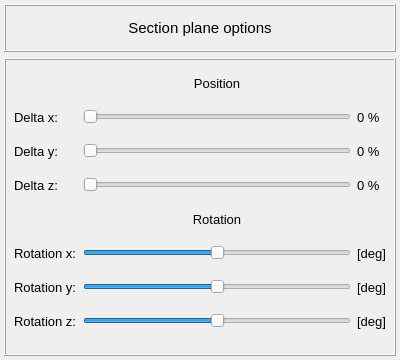
First picture: the form in pulse/interface/data/ui_files/render/cutting_plane_inputs.ui, repository open-pulse/OpenPulse, before the edit.
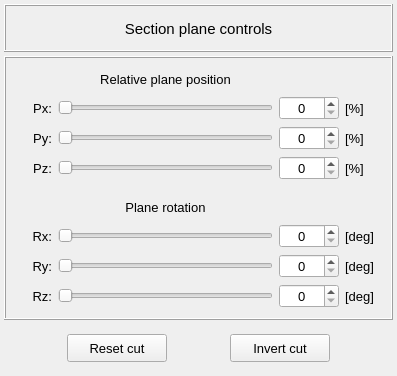
Second picture: the form after the edit.

Commit message: Changes section_plane's ui_file and connects it's methods

Patch:
```diff
--- a/pulse/interface/data/ui_files/render/cutting_plane_inputs.ui
+++ b/pulse/interface/data/ui_files/render/cutting_plane_inputs.ui
@@ -1,27 +1,15 @@
 <?xml version="1.0" encoding="UTF-8"?>
 <ui version="4.0">
- <class>Dialog</class>
- <widget class="QDialog" name="Dialog">
+ <class>Form</class>
+ <widget class="QWidget" name="Form">
   <property name="geometry">
    <rect>
     <x>0</x>
     <y>0</y>
-    <width>400</width>
-    <height>360</height>
+    <width>397</width>
+    <height>364</height>
    </rect>
   </property>
-  <property name="minimumSize">
-   <size>
-    <width>400</width>
-    <height>360</height>
-   </size>
-  </property>
-  <property name="maximumSize">
-   <size>
-    <width>400</width>
-    <height>360</height>
-   </size>
-  </property>
   <property name="windowTitle">
    <string>Dialog</string>
   </property>
@@ -38,93 +26,117 @@
    <property name="bottomMargin">
     <number>4</number>
    </property>
-   <item row="0" column="0">
-    <widget class="QFrame" name="frame">
-     <property name="minimumSize">
-      <size>
-       <width>0</width>
-       <height>48</height>
-      </size>
-     </property>
-     <property name="maximumSize">
-      <size>
-       <width>16777215</width>
-       <height>48</height>
-      </size>
-     </property>
-     <property name="frameShape">
-      <enum>QFrame::Box</enum>
-     </property>
-     <property name="frameShadow">
-      <enum>QFrame::Raised</enum>
-     </property>
-     <layout class="QGridLayout" name="gridLayout_2">
-      <property name="leftMargin">
-       <number>4</number>
-      </property>
-      <property name="topMargin">
-       <number>4</number>
-      </property>
-      <property name="rightMargin">
-       <number>4</number>
-      </property>
-      <property name="bottomMargin">
-       <number>4</number>
-      </property>
       <property name="spacing">
        <number>4</number>
       </property>
       <item row="0" column="0">
-       <widget class="QLabel" name="label">
-        <property name="font">
-         <font>
-          <pointsize>11</pointsize>
-         </font>
-        </property>
-        <property name="text">
-         <string>Section plane options</string>
-        </property>
-        <property name="alignment">
-         <set>Qt::AlignCenter</set>
-        </property>
-       </widget>
-      </item>
-     </layout>
-    </widget>
-   </item>
-   <item row="1" column="0">
     <widget class="QFrame" name="frame_2">
+     <property name="minimumSize">
+      <size>
+       <width>0</width>
+       <height>48</height>
+      </size>
+     </property>
+     <property name="maximumSize">
+      <size>
+       <width>16777215</width>
+       <height>48</height>
+      </size>
+     </property>
      <property name="frameShape">
       <enum>QFrame::Box</enum>
+     </property>
+     <property name="frameShadow">
+      <enum>QFrame::Raised</enum>
+     </property>
+     <layout class="QGridLayout" name="gridLayout_4">
+      <item row="0" column="0">
+       <widget class="QLabel" name="label_15">
+        <property name="minimumSize">
+         <size>
+          <width>0</width>
+          <height>28</height>
+         </size>
+        </property>
+        <property name="maximumSize">
+         <size>
+          <width>16777215</width>
+          <height>28</height>
+         </size>
+        </property>
+        <property name="font">
+         <font>
+          <pointsize>11</pointsize>
+         </font>
+        </property>
+        <property name="text">
+         <string>Section plane controls</string>
+        </property>
+        <property name="alignment">
+         <set>Qt::AlignCenter</set>
+        </property>
+       </widget>
+      </item>
+     </layout>
+    </widget>
+   </item>
+   <item row="1" column="0">
+    <widget class="QFrame" name="frame_4">
+     <property name="frameShape">
+      <enum>QFrame::Box</enum>
+     </property>
+     <property name="frameShadow">
+      <enum>QFrame::Raised</enum>
+     </property>
+     <layout class="QGridLayout" name="gridLayout_6">
+      <property name="leftMargin">
+       <number>4</number>
+      </property>
+      <property name="topMargin">
+       <number>4</number>
+      </property>
+      <property name="rightMargin">
+       <number>4</number>
+      </property>
+      <property name="bottomMargin">
+       <number>4</number>
+      </property>
+      <property name="spacing">
+       <number>4</number>
+      </property>
+      <item row="0" column="0">
+       <widget class="QFrame" name="frame_3">
+        <property name="frameShape">
+         <enum>QFrame::NoFrame</enum>
      </property>
      <property name="frameShadow">
       <enum>QFrame::Raised</enum>
      </property>
      <layout class="QGridLayout" name="gridLayout_3">
       <property name="leftMargin">
-       <number>8</number>
+          <number>6</number>
       </property>
       <property name="topMargin">
-       <number>8</number>
+          <number>6</number>
       </property>
       <property name="rightMargin">
-       <number>8</number>
+          <number>6</number>
       </property>
       <property name="bottomMargin">
-       <number>12</number>
-      </property>
-      <item row="5" column="2">
-       <widget class="QLabel" name="label_rotation_x_value">
+          <number>6</number>
+         </property>
+         <item row="1" column="0">
+          <widget class="QLabel" name="label">
         <property name="minimumSize">
          <size>
-          <width>0</width>
-          <height>26</height>
+             <width>36</width>
+             <height>0</height>
          </size>
         </property>
         <property name="maximumSize">
          <size>
-          <width>16777215</width>
-          <height>26</height>
+             <width>36</width>
+             <height>16777215</height>
          </size>
         </property>
         <property name="font">
@@ -133,46 +145,25 @@
          </font>
         </property>
         <property name="text">
-         <string>[deg]</string>
-        </property>
-       </widget>
-      </item>
-      <item row="6" column="2">
-       <widget class="QLabel" name="label_rotation_y_value">
-        <property name="minimumSize">
-         <size>
-          <width>0</width>
-          <height>26</height>
-         </size>
-        </property>
-        <property name="maximumSize">
-         <size>
-          <width>16777215</width>
-          <height>26</height>
-         </size>
-        </property>
-        <property name="font">
-         <font>
-          <pointsize>10</pointsize>
-         </font>
-        </property>
-        <property name="text">
-         <string>[deg]</string>
-        </property>
-       </widget>
-      </item>
-      <item row="7" column="2">
-       <widget class="QLabel" name="label_rotation_z_value">
+            <string>Px:</string>
+           </property>
+           <property name="alignment">
+            <set>Qt::AlignRight|Qt::AlignTrailing|Qt::AlignVCenter</set>
+           </property>
+          </widget>
+         </item>
+         <item row="1" column="2">
+          <widget class="QSpinBox" name="relative_plane_position_x_spinbox">
         <property name="minimumSize">
          <size>
-          <width>0</width>
-          <height>26</height>
+             <width>60</width>
+             <height>0</height>
          </size>
         </property>
         <property name="maximumSize">
          <size>
-          <width>16777215</width>
-          <height>26</height>
+             <width>60</width>
+             <height>16777215</height>
          </size>
         </property>
         <property name="font">
@@ -180,75 +171,26 @@
           <pointsize>10</pointsize>
          </font>
         </property>
-        <property name="text">
-         <string>[deg]</string>
-        </property>
-       </widget>
-      </item>
-      <item row="6" column="1">
-       <widget class="QSlider" name="slider_rotation_about_y_axis">
-        <property name="minimum">
-         <number>-90</number>
-        </property>
+           <property name="alignment">
+            <set>Qt::AlignCenter</set>
+           </property>
         <property name="maximum">
-         <number>90</number>
-        </property>
-        <property name="orientation">
-         <enum>Qt::Horizontal</enum>
-        </property>
-       </widget>
-      </item>
-      <item row="2" column="1">
-       <widget class="QSlider" name="slider_delta_y">
-        <property name="minimum">
-         <number>0</number>
-        </property>
-        <property name="maximum">
          <number>100</number>
         </property>
-        <property name="orientation">
-         <enum>Qt::Horizontal</enum>
-        </property>
-       </widget>
-      </item>
-      <item row="3" column="1">
-       <widget class="QSlider" name="slider_delta_z">
-        <property name="minimum">
-         <number>0</number>
-        </property>
-        <property name="maximum">
-         <number>100</number>
-        </property>
-        <property name="orientation">
-         <enum>Qt::Horizontal</enum>
-        </property>
-       </widget>
-      </item>
-      <item row="1" column="1">
-       <widget class="QSlider" name="slider_delta_x">
-        <property name="minimum">
-         <number>0</number>
-        </property>
-        <property name="maximum">
-         <number>100</number>
-        </property>
-        <property name="orientation">
-         <enum>Qt::Horizontal</enum>
-        </property>
-       </widget>
-      </item>
-      <item row="2" column="0">
-       <widget class="QLabel" name="label_3">
+          </widget>
+         </item>
+         <item row="3" column="2">
+          <widget class="QSpinBox" name="relative_plane_position_z_spinbox">
         <property name="minimumSize">
          <size>
-          <width>0</width>
-          <height>26</height>
+             <width>60</width>
+             <height>0</height>
          </size>
         </property>
         <property name="maximumSize">
          <size>
-          <width>16777215</width>
-          <height>26</height>
+             <width>60</width>
+             <height>16777215</height>
          </size>
         </property>
         <property name="font">
@@ -256,23 +198,26 @@
           <pointsize>10</pointsize>
          </font>
         </property>
-        <property name="text">
-         <string>Delta y:</string>
-        </property>
-       </widget>
-      </item>
-      <item row="3" column="0">
+           <property name="alignment">
+            <set>Qt::AlignCenter</set>
+           </property>
+           <property name="maximum">
+            <number>100</number>
+           </property>
+          </widget>
+         </item>
+         <item row="1" column="3">
        <widget class="QLabel" name="label_4">
         <property name="minimumSize">
          <size>
-          <width>0</width>
-          <height>26</height>
+             <width>36</width>
+             <height>0</height>
          </size>
         </property>
         <property name="maximumSize">
          <size>
-          <width>16777215</width>
-          <height>26</height>
+             <width>36</width>
+             <height>16777215</height>
          </size>
         </property>
         <property name="font">
@@ -281,22 +226,96 @@
          </font>
         </property>
         <property name="text">
-         <string>Delta z:</string>
+            <string>[%]</string>
         </property>
        </widget>
       </item>
-      <item row="1" column="0">
+         <item row="2" column="0">
        <widget class="QLabel" name="label_2">
         <property name="minimumSize">
          <size>
+             <width>36</width>
+             <height>0</height>
+            </size>
+           </property>
+           <property name="maximumSize">
+            <size>
+             <width>36</width>
+             <height>16777215</height>
+            </size>
+           </property>
+           <property name="font">
+            <font>
+             <pointsize>10</pointsize>
+            </font>
+           </property>
+           <property name="text">
+            <string>Py:</string>
+           </property>
+           <property name="alignment">
+            <set>Qt::AlignRight|Qt::AlignTrailing|Qt::AlignVCenter</set>
+           </property>
+          </widget>
+         </item>
+         <item row="2" column="1">
+          <widget class="QSlider" name="relative_plane_position_y_slider">
+           <property name="maximum">
+            <number>100</number>
+           </property>
+           <property name="orientation">
+            <enum>Qt::Horizontal</enum>
+           </property>
+          </widget>
+         </item>
+         <item row="1" column="1">
+          <widget class="QSlider" name="relative_plane_position_x_slider">
+           <property name="maximum">
+            <number>100</number>
+           </property>
+           <property name="orientation">
+            <enum>Qt::Horizontal</enum>
+           </property>
+          </widget>
+         </item>
+         <item row="2" column="2">
+          <widget class="QSpinBox" name="relative_plane_position_y_spinbox">
+           <property name="minimumSize">
+            <size>
+             <width>60</width>
+             <height>0</height>
+            </size>
+           </property>
+           <property name="maximumSize">
+            <size>
+             <width>60</width>
+             <height>16777215</height>
+            </size>
+           </property>
+           <property name="font">
+            <font>
+             <pointsize>10</pointsize>
+            </font>
+           </property>
+           <property name="alignment">
+            <set>Qt::AlignCenter</set>
+           </property>
+           <property name="maximum">
+            <number>100</number>
+           </property>
+          </widget>
+         </item>
+         <item row="0" column="1">
+          <widget class="QLabel" name="label_13">
+           <property name="minimumSize">
+            <size>
           <width>0</width>
-          <height>26</height>
+             <height>22</height>
          </size>
         </property>
         <property name="maximumSize">
          <size>
           <width>16777215</width>
-          <height>26</height>
+             <height>22</height>
          </size>
         </property>
         <property name="font">
@@ -305,22 +324,62 @@
          </font>
         </property>
         <property name="text">
-         <string>Delta x:</string>
-        </property>
-       </widget>
-      </item>
-      <item row="0" column="1">
+            <string>Relative plane position</string>
+           </property>
+           <property name="alignment">
+            <set>Qt::AlignCenter</set>
+           </property>
+          </widget>
+         </item>
+         <item row="3" column="1">
+          <widget class="QSlider" name="relative_plane_position_z_slider">
+           <property name="maximum">
+            <number>100</number>
+           </property>
+           <property name="orientation">
+            <enum>Qt::Horizontal</enum>
+           </property>
+          </widget>
+         </item>
+         <item row="3" column="0">
+          <widget class="QLabel" name="label_3">
+           <property name="minimumSize">
+            <size>
+             <width>36</width>
+             <height>0</height>
+            </size>
+           </property>
+           <property name="maximumSize">
+            <size>
+             <width>36</width>
+             <height>16777215</height>
+            </size>
+           </property>
+           <property name="font">
+            <font>
+             <pointsize>10</pointsize>
+            </font>
+           </property>
+           <property name="text">
+            <string>Pz:</string>
+           </property>
+           <property name="alignment">
+            <set>Qt::AlignRight|Qt::AlignTrailing|Qt::AlignVCenter</set>
+           </property>
+          </widget>
+         </item>
+         <item row="2" column="3">
        <widget class="QLabel" name="label_5">
         <property name="minimumSize">
          <size>
-          <width>0</width>
-          <height>26</height>
+             <width>36</width>
+             <height>0</height>
          </size>
         </property>
         <property name="maximumSize">
          <size>
-          <width>16777215</width>
-          <height>26</height>
+             <width>36</width>
+             <height>16777215</height>
          </size>
         </property>
         <property name="font">
@@ -329,25 +388,22 @@
          </font>
         </property>
         <property name="text">
-         <string>Position</string>
-        </property>
-        <property name="alignment">
-         <set>Qt::AlignCenter</set>
+            <string>[%]</string>
         </property>
        </widget>
       </item>
-      <item row="4" column="1">
+         <item row="3" column="3">
        <widget class="QLabel" name="label_6">
         <property name="minimumSize">
          <size>
-          <width>0</width>
-          <height>26</height>
+             <width>36</width>
+             <height>0</height>
          </size>
         </property>
         <property name="maximumSize">
          <size>
-          <width>16777215</width>
-          <height>26</height>
+             <width>36</width>
+             <height>16777215</height>
          </size>
         </property>
         <property name="font">
@@ -356,62 +412,46 @@
          </font>
         </property>
         <property name="text">
-         <string>Rotation</string>
-        </property>
-        <property name="alignment">
-         <set>Qt::AlignCenter</set>
-        </property>
-       </widget>
-      </item>
-      <item row="6" column="0">
-       <widget class="QLabel" name="label_8">
-        <property name="minimumSize">
-         <size>
-          <width>0</width>
-          <height>26</height>
-         </size>
+            <string>[%]</string>
+           </property>
+          </widget>
+         </item>
+        </layout>
+       </widget>
+      </item>
+      <item row="1" column="0">
+       <widget class="QFrame" name="frame_5">
+        <property name="frameShape">
+         <enum>QFrame::NoFrame</enum>
         </property>
-        <property name="maximumSize">
-         <size>
-          <width>16777215</width>
-          <height>26</height>
-         </size>
+        <property name="frameShadow">
+         <enum>QFrame::Raised</enum>
         </property>
-        <property name="font">
-         <font>
-          <pointsize>10</pointsize>
-         </font>
-        </property>
-        <property name="text">
-         <string>Rotation y:</string>
-        </property>
-       </widget>
-      </item>
-      <item row="7" column="1">
-       <widget class="QSlider" name="slider_rotation_about_z_axis">
-        <property name="minimum">
-         <number>-90</number>
-        </property>
-        <property name="maximum">
-         <number>90</number>
-        </property>
-        <property name="orientation">
-         <enum>Qt::Horizontal</enum>
-        </property>
-       </widget>
-      </item>
-      <item row="7" column="0">
+        <layout class="QGridLayout" name="gridLayout_5">
+         <property name="leftMargin">
+          <number>6</number>
+         </property>
+         <property name="topMargin">
+          <number>6</number>
+         </property>
+         <property name="rightMargin">
+          <number>6</number>
+         </property>
+         <property name="bottomMargin">
+          <number>6</number>
+         </property>
+         <item row="3" column="0">
        <widget class="QLabel" name="label_9">
         <property name="minimumSize">
          <size>
-          <width>0</width>
-          <height>26</height>
+             <width>36</width>
+             <height>0</height>
          </size>
         </property>
         <property name="maximumSize">
          <size>
-          <width>16777215</width>
-          <height>26</height>
+             <width>36</width>
+             <height>16777215</height>
          </size>
         </property>
         <property name="font">
@@ -420,35 +460,163 @@
          </font>
         </property>
         <property name="text">
-         <string>Rotation z:</string>
-        </property>
-       </widget>
-      </item>
-      <item row="5" column="1">
-       <widget class="QSlider" name="slider_rotation_about_x_axis">
-        <property name="minimum">
-         <number>-90</number>
-        </property>
+            <string>Rz:</string>
+           </property>
+           <property name="alignment">
+            <set>Qt::AlignRight|Qt::AlignTrailing|Qt::AlignVCenter</set>
+           </property>
+          </widget>
+         </item>
+         <item row="3" column="1">
+          <widget class="QSlider" name="plane_rotation_z_slider">
+           <property name="maximum">
+            <number>360</number>
+           </property>
+           <property name="orientation">
+            <enum>Qt::Horizontal</enum>
+           </property>
+          </widget>
+         </item>
+         <item row="2" column="2">
+          <widget class="QSpinBox" name="plane_rotation_y_spinbox">
+           <property name="minimumSize">
+            <size>
+             <width>60</width>
+             <height>0</height>
+            </size>
+           </property>
+           <property name="maximumSize">
+            <size>
+             <width>60</width>
+             <height>16777215</height>
+            </size>
+           </property>
+           <property name="font">
+            <font>
+             <pointsize>10</pointsize>
+            </font>
+           </property>
+           <property name="alignment">
+            <set>Qt::AlignCenter</set>
+           </property>
         <property name="maximum">
-         <number>90</number>
-        </property>
+            <number>360</number>
+           </property>
+          </widget>
+         </item>
+         <item row="2" column="0">
+          <widget class="QLabel" name="label_8">
+           <property name="minimumSize">
+            <size>
+             <width>36</width>
+             <height>0</height>
+            </size>
+           </property>
+           <property name="maximumSize">
+            <size>
+             <width>36</width>
+             <height>16777215</height>
+            </size>
+           </property>
+           <property name="font">
+            <font>
+             <pointsize>10</pointsize>
+            </font>
+           </property>
+           <property name="text">
+            <string>Ry:</string>
+           </property>
+           <property name="alignment">
+            <set>Qt::AlignRight|Qt::AlignTrailing|Qt::AlignVCenter</set>
+           </property>
+          </widget>
+         </item>
+         <item row="2" column="1">
+          <widget class="QSlider" name="plane_rotation_y_slider">
+           <property name="maximum">
+            <number>360</number>
+           </property>
         <property name="orientation">
          <enum>Qt::Horizontal</enum>
         </property>
        </widget>
       </item>
-      <item row="5" column="0">
+         <item row="3" column="2">
+          <widget class="QSpinBox" name="plane_rotation_z_spinbox">
+           <property name="minimumSize">
+            <size>
+             <width>60</width>
+             <height>0</height>
+            </size>
+           </property>
+           <property name="maximumSize">
+            <size>
+             <width>60</width>
+             <height>16777215</height>
+            </size>
+           </property>
+           <property name="font">
+            <font>
+             <pointsize>10</pointsize>
+            </font>
+           </property>
+           <property name="alignment">
+            <set>Qt::AlignCenter</set>
+           </property>
+           <property name="maximum">
+            <number>360</number>
+           </property>
+          </widget>
+         </item>
+         <item row="1" column="2">
+          <widget class="QSpinBox" name="plane_rotation_x_spinbox">
+           <property name="minimumSize">
+            <size>
+             <width>60</width>
+             <height>0</height>
+            </size>
+           </property>
+           <property name="maximumSize">
+            <size>
+             <width>60</width>
+             <height>16777215</height>
+            </size>
+           </property>
+           <property name="font">
+            <font>
+             <pointsize>10</pointsize>
+            </font>
+           </property>
+           <property name="alignment">
+            <set>Qt::AlignCenter</set>
+           </property>
+           <property name="maximum">
+            <number>360</number>
+           </property>
+          </widget>
+         </item>
+         <item row="1" column="1">
+          <widget class="QSlider" name="plane_rotation_x_slider">
+           <property name="maximum">
+            <number>360</number>
+           </property>
+           <property name="orientation">
+            <enum>Qt::Horizontal</enum>
+           </property>
+          </widget>
+         </item>
+         <item row="1" column="0">
        <widget class="QLabel" name="label_7">
         <property name="minimumSize">
          <size>
-          <width>0</width>
-          <height>26</height>
+             <width>36</width>
+             <height>0</height>
          </size>
         </property>
         <property name="maximumSize">
          <size>
-          <width>16777215</width>
-          <height>26</height>
+             <width>36</width>
+             <height>16777215</height>
          </size>
         </property>
         <property name="font">
@@ -457,22 +625,25 @@
          </font>
         </property>
         <property name="text">
-         <string>Rotation x:</string>
-        </property>
-       </widget>
-      </item>
-      <item row="1" column="2">
-       <widget class="QLabel" name="label_delta_x_value">
+            <string>Rx:</string>
+           </property>
+           <property name="alignment">
+            <set>Qt::AlignRight|Qt::AlignTrailing|Qt::AlignVCenter</set>
+           </property>
+          </widget>
+         </item>
+         <item row="1" column="3">
+          <widget class="QLabel" name="label_10">
         <property name="minimumSize">
          <size>
-          <width>0</width>
-          <height>26</height>
+             <width>36</width>
+             <height>0</height>
          </size>
         </property>
         <property name="maximumSize">
          <size>
-          <width>16777215</width>
-          <height>26</height>
+             <width>36</width>
+             <height>16777215</height>
          </size>
         </property>
         <property name="font">
@@ -481,22 +652,22 @@
          </font>
         </property>
         <property name="text">
-         <string>0 %</string>
+            <string>[deg]</string>
         </property>
        </widget>
       </item>
-      <item row="2" column="2">
-       <widget class="QLabel" name="label_delta_y_value">
+         <item row="0" column="1">
+          <widget class="QLabel" name="label_14">
         <property name="minimumSize">
          <size>
           <width>0</width>
-          <height>26</height>
+             <height>22</height>
          </size>
         </property>
         <property name="maximumSize">
          <size>
           <width>16777215</width>
-          <height>26</height>
+             <height>22</height>
          </size>
         </property>
         <property name="font">
@@ -505,31 +676,148 @@
          </font>
         </property>
         <property name="text">
-         <string>0 %</string>
-        </property>
-       </widget>
-      </item>
-      <item row="3" column="2">
-       <widget class="QLabel" name="label_delta_z_value">
+            <string>Plane rotation</string>
+           </property>
+           <property name="alignment">
+            <set>Qt::AlignCenter</set>
+           </property>
+          </widget>
+         </item>
+         <item row="2" column="3">
+          <widget class="QLabel" name="label_11">
         <property name="minimumSize">
          <size>
+             <width>36</width>
+             <height>0</height>
+            </size>
+           </property>
+           <property name="maximumSize">
+            <size>
+             <width>36</width>
+             <height>16777215</height>
+            </size>
+           </property>
+           <property name="font">
+            <font>
+             <pointsize>10</pointsize>
+            </font>
+           </property>
+           <property name="text">
+            <string>[deg]</string>
+           </property>
+          </widget>
+         </item>
+         <item row="3" column="3">
+          <widget class="QLabel" name="label_12">
+           <property name="minimumSize">
+            <size>
+             <width>36</width>
+             <height>0</height>
+            </size>
+           </property>
+           <property name="maximumSize">
+            <size>
+             <width>36</width>
+             <height>16777215</height>
+            </size>
+           </property>
+           <property name="font">
+            <font>
+             <pointsize>10</pointsize>
+            </font>
+           </property>
+           <property name="text">
+            <string>[deg]</string>
+           </property>
+          </widget>
+         </item>
+        </layout>
+       </widget>
+      </item>
+     </layout>
+    </widget>
+   </item>
+   <item row="2" column="0">
+    <widget class="QFrame" name="frame">
+     <property name="minimumSize">
+      <size>
           <width>0</width>
-          <height>26</height>
+       <height>48</height>
          </size>
         </property>
         <property name="maximumSize">
          <size>
           <width>16777215</width>
-          <height>26</height>
-         </size>
-        </property>
+       <height>48</height>
+      </size>
+     </property>
+     <property name="frameShape">
+      <enum>QFrame::NoFrame</enum>
+     </property>
+     <property name="frameShadow">
+      <enum>QFrame::Raised</enum>
+     </property>
+     <layout class="QGridLayout" name="gridLayout_2">
+      <property name="leftMargin">
+       <number>2</number>
+      </property>
+      <property name="topMargin">
+       <number>2</number>
+      </property>
+      <property name="rightMargin">
+       <number>2</number>
+      </property>
+      <property name="bottomMargin">
+       <number>2</number>
+      </property>
+      <property name="spacing">
+       <number>2</number>
+      </property>
+      <item row="0" column="0">
+       <widget class="QPushButton" name="pushButton_reset">
+        <property name="minimumSize">
+         <size>
+          <width>100</width>
+          <height>28</height>
+         </size>
+        </property>
+        <property name="maximumSize">
+         <size>
+          <width>100</width>
+          <height>28</height>
+         </size>
+        </property>
         <property name="font">
          <font>
           <pointsize>10</pointsize>
          </font>
         </property>
         <property name="text">
-         <string>0 %</string>
+         <string>Reset cut</string>
+        </property>
+       </widget>
+      </item>
+      <item row="0" column="1">
+       <widget class="QPushButton" name="pushButton_invert">
+        <property name="minimumSize">
+         <size>
+          <width>100</width>
+          <height>28</height>
+         </size>
+        </property>
+        <property name="maximumSize">
+         <size>
+          <width>100</width>
+          <height>28</height>
+         </size>
+        </property>
+        <property name="font">
+         <font>
+          <pointsize>10</pointsize>
+         </font>
+        </property>
+        <property name="text">
+         <string>Invert cut</string>
         </property>
        </widget>
       </item>
```
Left out of the diff: 2 changed lines with no effect on the pictures. Lines whose indentation alone changed are shown as unchanged. The commit also changes 3 other files.
